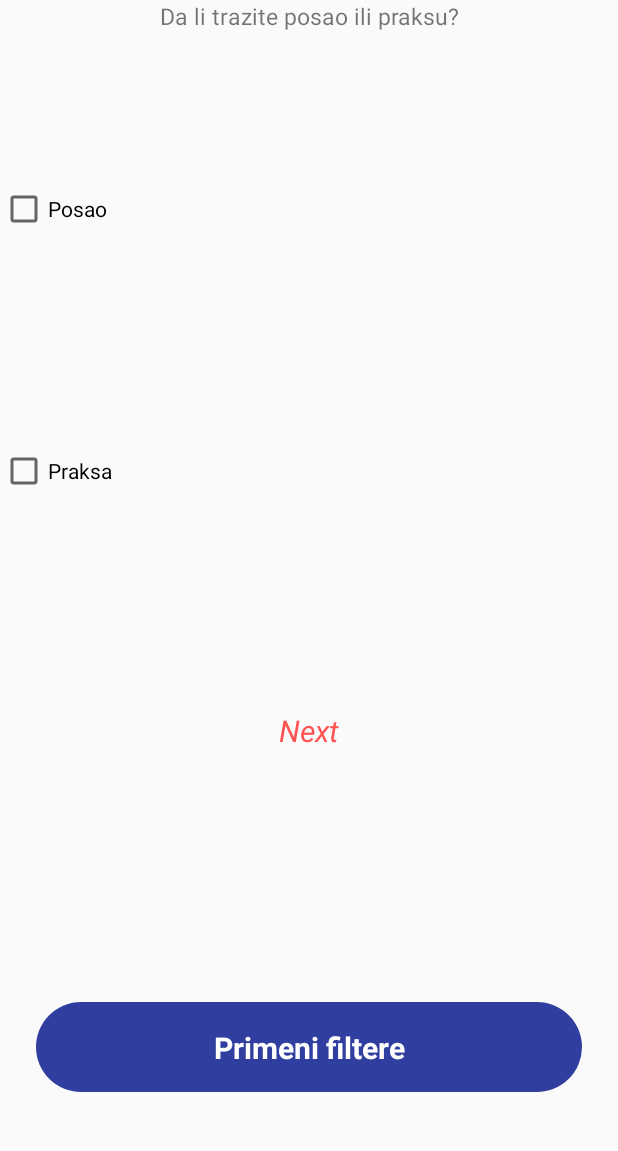
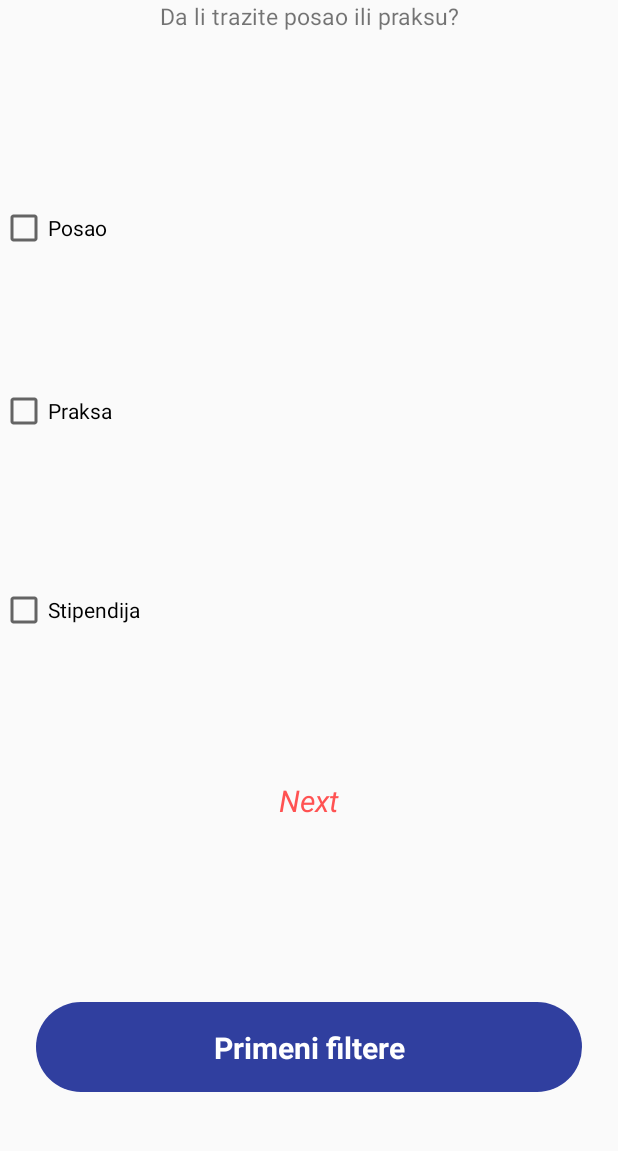
Before and after one commit to marijal74/Student-Debut, an Android app: the Options screen opened directly, with no data from a screen before it, on a phone screen of 412 x 824 dp, the part 84-1235 px from its top. Run offline under Robolectric (Android 15) with nearby library versions, the phone set to English and light mode, and no system bars; 1 statement that could not run was skipped.

Commit message:
dodate stipendije

```diff
--- a/StudentDebut/app/src/main/java/com/example/studentdebut/Options.kt
+++ b/StudentDebut/app/src/main/java/com/example/studentdebut/Options.kt
@@ -6,6 +6,7 @@ import android.os.Handler
 import android.util.Log
 import android.view.View
 import android.widget.CheckBox
+import android.widget.TextView
 import androidx.appcompat.app.AppCompatActivity
 import androidx.constraintlayout.widget.ConstraintLayout
 import com.example.studentdebut.Common.HTTPDataHandler
@@ -13,9 +14,8 @@ import com.example.studentdebut.Database.JobsViewModel
 import com.example.studentdebut.Database.jobItem
 import com.example.studentdebut.Model.RSSObject
 import com.google.gson.Gson
+import kotlinx.android.synthetic.main.activity_options.*
 import kotlinx.coroutines.*
-import kotlinx.android.synthetic.main.activity_options.*
-import java.lang.IllegalStateException
 
 
 class Options() : AppCompatActivity() {
@@ -40,9 +40,7 @@ class Options() : AppCompatActivity() {
     "https://startit.rs/poslovi/feed/?paged=5",
     "https://www.helloworld.rs/rss/"*/
 
-    //TODO dodati za stipendije link kod matfa
-    //http://oglasi.matf.bg.ac.rs/?tag=stipendije&feed=rss2
-    val rsslinks = mutableListOf(
+   val rsslinks = mutableListOf(
         "https://startit.rs/poslovi/feed/?paged=2",
         "https://startit.rs/poslovi/feed/?paged=3",
         "https://startit.rs/poslovi/feed/?paged=4",
@@ -52,6 +50,7 @@ class Options() : AppCompatActivity() {
         "http://oglasi.matf.bg.ac.rs/?tag=poslovi%26feed=rss2%26paged=3",
         "http://oglasi.matf.bg.ac.rs/?tag=poslovi%26feed=rss2%26paged=4",
         "http://oglasi.matf.bg.ac.rs/?tag=poslovi%26feed=rss2%26paged=5",
+        "http://oglasi.matf.bg.ac.rs/?tag=stipendije%26feed=rss2",
         "http://www.sljaka.com/rss/itposlovi/",
         "https://fonis.rs/category/posao/feed/",
         "https://fonis.rs/category/praksa/feed/",
@@ -91,12 +90,25 @@ class Options() : AppCompatActivity() {
 
     lateinit var view : View
 
+
+
     override fun onCreate(savedInstanceState: Bundle?) {
         super.onCreate(savedInstanceState)
         setContentView(R.layout.activity_options)
 
+        val mStipendija: CheckBox = findViewById(R.id.cb_stipendija)
+        val mSledece: TextView = findViewById(R.id.btn_Next_page1)
+        val mHolder : TextView = findViewById(R.id.holder)
+
+        //mStipendija = findViewById(R.id.cb_stipendija)
+        //mSledece = findViewById(R.id.btn_Next_page1)
+
+
+
         view = findViewById(R.id.myProgressButton)
         Posao_ili_praksa.visibility = View.VISIBLE
+        mHolder.visibility = View.GONE
+
         view.setOnClickListener() {
             // UbaciFiltereJezici()
             val progressButton = ProgressButton(this@Options, view)
@@ -125,6 +137,15 @@ class Options() : AppCompatActivity() {
 
             UbaciFiltereMesto()
         }
+
+        mStipendija.setOnClickListener(View.OnClickListener { if(mStipendija.isChecked){
+                                                                mSledece.visibility = View.GONE
+                                                                mHolder.visibility = View.VISIBLE}
+                                                            else{
+            mSledece.visibility = View.VISIBLE
+            mHolder.visibility = View.GONE
+
+        }})
 
 
         val uiScope = CoroutineScope(Dispatchers.IO)
--- a/StudentDebut/app/src/main/res/layout/activity_options.xml
+++ b/StudentDebut/app/src/main/res/layout/activity_options.xml
@@ -72,7 +72,7 @@
             android:layout_height="wrap_content"
             android:layout_marginBottom="26dp"
             android:text="@string/posao"
-            app:layout_constraintBottom_toTopOf="@+id/btn_Next_page1"
+            app:layout_constraintBottom_toTopOf="@+id/holder2"
             app:layout_constraintEnd_toEndOf="parent"
             app:layout_constraintHorizontal_bias="0.495"
             app:layout_constraintStart_toStartOf="parent"
@@ -83,12 +83,25 @@
             android:id="@+id/cb_praksa"
             android:layout_width="0dp"
             android:layout_height="wrap_content"
+            android:layout_marginBottom="24dp"
             android:text="@string/praksa"
-            app:layout_constraintBottom_toTopOf="@+id/btn_Next_page1"
+            app:layout_constraintBottom_toTopOf="@+id/holder2"
             app:layout_constraintEnd_toEndOf="parent"
             app:layout_constraintStart_toStartOf="parent"
             app:layout_constraintTop_toBottomOf="@+id/cb_posao"
-            app:layout_constraintVertical_bias="0.45" />
+            app:layout_constraintVertical_bias="0.30" />
+
+
+        <CheckBox
+            android:id="@+id/cb_stipendija"
+            android:layout_width="0dp"
+            android:layout_height="wrap_content"
+            android:text="Stipendija"
+            app:layout_constraintBottom_toTopOf="@+id/holder2"
+            app:layout_constraintEnd_toEndOf="parent"
+            app:layout_constraintStart_toStartOf="parent"
+            app:layout_constraintTop_toBottomOf="@+id/cb_praksa"
+            app:layout_constraintVertical_bias="0.99"/>
 
 
 
@@ -106,7 +119,35 @@
             app:layout_constraintBottom_toBottomOf="parent"
             app:layout_constraintEnd_toEndOf="parent"
             app:layout_constraintStart_toStartOf="parent"
-            app:layout_constraintTop_toBottomOf="@+id/cb_praksa" />
+            app:layout_constraintTop_toBottomOf="@+id/cb_stipendija" />
+
+
+        <TextView
+            android:id="@+id/holder"
+            android:layout_width="match_parent"
+            android:layout_height="wrap_content"
+            android:gravity="center_horizontal"
+            android:text="Za ovu opciju ne postoje dodatni filteri"
+            android:textColor="@color/colorAccent"
+            android:textSize="14sp"
+            android:textStyle="italic"
+            android:textAlignment="center"
+            app:layout_constraintBottom_toBottomOf="parent"
+            app:layout_constraintEnd_toEndOf="parent"
+            app:layout_constraintStart_toStartOf="parent"
+            app:layout_constraintTop_toBottomOf="@+id/cb_stipendija" />
+
+        <TextView
+            android:id="@+id/holder2"
+            android:layout_width="match_parent"
+            android:layout_height="wrap_content"
+            android:gravity="center_horizontal"
+            app:layout_constraintBottom_toBottomOf="parent"
+            app:layout_constraintEnd_toEndOf="parent"
+            app:layout_constraintStart_toStartOf="parent"
+            app:layout_constraintTop_toBottomOf="@+id/cb_stipendija" />
+
+
 
 
     </androidx.constraintlayout.widget.ConstraintLayout>
```
